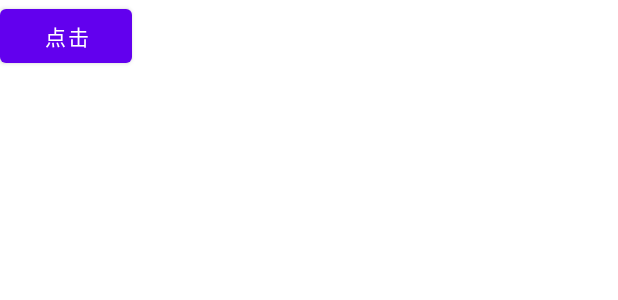
After one commit to xudingqiang/android_demo_public, an Android app: the layout activity_recyclerview_selection_test.xml on its own in the app's theme, with its tools: preview values and no code run, on a phone screen of 412 x 824 dp. The commit adds this screen. Shown: the top 300 px of the screen. Run offline under Robolectric (Android 15) with nearby library versions, the phone set to English and light mode, and no system bars.

Commit message:
add recycleview selection test

```diff
--- a/app/build.gradle
+++ b/app/build.gradle
@@ -46,4 +46,8 @@ dependencies {
     api 'com.google.code.gson:gson:2.2.4'
     implementation "androidx.room:room-runtime:$room_version"
     annotationProcessor "androidx.room:room-compiler:$room_version" // 如果使用 Java
+
+    implementation 'androidx.recyclerview:recyclerview:1.2.1'
+    implementation group: 'androidx.recyclerview', name: 'recyclerview-selection', version: '1.2.0-alpha01'
+
 }
--- a/app/src/main/AndroidManifest.xml
+++ b/app/src/main/AndroidManifest.xml
@@ -11,6 +11,9 @@
         android:supportsRtl="true"
         android:theme="@style/Theme.Android_demo_public"
         tools:targetApi="31">
+        <activity
+            android:name=".activity.RecyclerviewSelectionTestActivity"
+            android:exported="false" />
         <activity
             android:name=".activity.RoomTestActivity"
             android:exported="false" />
--- /dev/null
+++ b/app/src/main/res/drawable/textview_selector.xml
@@ -0,0 +1,5 @@
+<?xml version="1.0" encoding="utf-8"?>
+<selector xmlns:android="http://schemas.android.com/apk/res/android">
+    <item android:state_selected="true" android:drawable="@color/selected_color" />
+    <item android:drawable="@color/default_color" />
+</selector>
--- /dev/null
+++ b/app/src/main/res/layout/activity_recyclerview_selection_test.xml
@@ -0,0 +1,23 @@
+<?xml version="1.0" encoding="utf-8"?>
+<LinearLayout xmlns:android="http://schemas.android.com/apk/res/android"
+    xmlns:app="http://schemas.android.com/apk/res-auto"
+    xmlns:tools="http://schemas.android.com/tools"
+    android:layout_width="match_parent"
+    android:layout_height="match_parent"
+    android:orientation="vertical"
+    tools:context=".activity.RecyclerviewSelectionTestActivity">
+
+
+    <Button
+        android:id="@+id/btnClick"
+        android:layout_width="wrap_content"
+        android:layout_height="wrap_content"
+        android:text="点击" />
+
+
+    <androidx.recyclerview.widget.RecyclerView
+        android:id="@+id/recyclerView"
+        android:layout_width="match_parent"
+        android:layout_height="match_parent" />
+
+</LinearLayout>
--- a/app/src/main/res/values/colors.xml
+++ b/app/src/main/res/values/colors.xml
@@ -9,4 +9,6 @@
     <color name="white">#FFFFFF</color>
     <color name="transparent">#FFFFFFFF</color>
     <color name="red">#ff0000</color>
+    <color name="selected_color">#eee</color>
+    <color name="default_color">#f2f2f2</color>
 </resources>
```
Also changed, not shown: app/src/main/java/com/bella/android_demo_public/MainActivity.java (+7 -0 lines), app/src/main/java/com/bella/android_demo_public/activity/RecyclerviewSelectionTestActivity.java (added, +95 -0 lines), app/src/main/java/com/bella/android_demo_public/adapter/MyAdapter.java (added, +84 -0 lines), app/src/main/java/com/bella/android_demo_public/commom/MyItemDetailsLookup.java (added, +30 -0 lines), app/src/main/java/com/bella/android_demo_public/commom/MyItemKeyProvider.java (added, +24 -0 lines), app/src/main/res/layout/item_selection.xml (added, +12 -0 lines).
